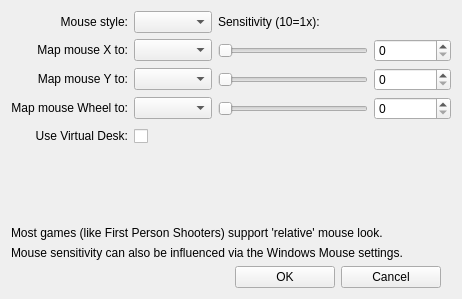
Old version of the form ftnoir_protocol_mouse/ftnoir_mousecontrols.ui in the repository opentrack/opentrack.
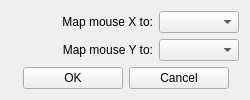
New version of the form. Icons and pictures are not drawn.

Commit message: Fix mouse protocol, remove most of the options for simplicity's sake

The edit to the form file:
```diff
--- a/ftnoir_protocol_mouse/ftnoir_mousecontrols.ui
+++ b/ftnoir_protocol_mouse/ftnoir_mousecontrols.ui
@@ -6,8 +6,8 @@
    <rect>
     <x>0</x>
     <y>0</y>
-    <width>462</width>
-    <height>299</height>
+    <width>250</width>
+    <height>99</height>
    </rect>
   </property>
   <property name="windowTitle">
@@ -26,27 +26,8 @@
   <layout class="QVBoxLayout" name="_vertical_layout">
    <item>
     <layout class="QGridLayout" name="gridLayout">
-     <item row="0" column="0">
-      <widget class="QLabel" name="textLabel2">
-       <property name="sizePolicy">
-        <sizepolicy hsizetype="Minimum" vsizetype="Fixed">
-         <horstretch>0</horstretch>
-         <verstretch>0</verstretch>
-        </sizepolicy>
-       </property>
-       <property name="text">
-        <string>Mouse style:</string>
-       </property>
-       <property name="alignment">
-        <set>Qt::AlignRight|Qt::AlignTrailing|Qt::AlignVCenter</set>
-       </property>
-       <property name="wordWrap">
-        <bool>false</bool>
-       </property>
-      </widget>
-     </item>
-     <item row="0" column="1">
-      <widget class="QComboBox" name="cbxSelectMouseStyle">
+     <item row="1" column="1">
+      <widget class="QComboBox" name="cbxSelectMouse_Y">
        <property name="maximumSize">
         <size>
          <width>80</width>
@@ -62,6 +43,25 @@
       </widget>
      </item>
      <item row="1" column="0">
+      <widget class="QLabel" name="textLabel2_3">
+       <property name="sizePolicy">
+        <sizepolicy hsizetype="Minimum" vsizetype="Fixed">
+         <horstretch>0</horstretch>
+         <verstretch>0</verstretch>
+        </sizepolicy>
+       </property>
+       <property name="text">
+        <string>Map mouse Y to:</string>
+       </property>
+       <property name="alignment">
+        <set>Qt::AlignRight|Qt::AlignTrailing|Qt::AlignVCenter</set>
+       </property>
+       <property name="wordWrap">
+        <bool>false</bool>
+       </property>
+      </widget>
+     </item>
+     <item row="0" column="0">
       <widget class="QLabel" name="textLabel2_2">
        <property name="sizePolicy">
         <sizepolicy hsizetype="Minimum" vsizetype="Fixed">
@@ -80,7 +80,7 @@
        </property>
       </widget>
      </item>
-     <item row="1" column="1">
+     <item row="0" column="1">
       <widget class="QComboBox" name="cbxSelectMouse_X">
        <property name="maximumSize">
         <size>
@@ -96,219 +96,6 @@
        </property>
       </widget>
      </item>
-     <item row="2" column="0">
-      <widget class="QLabel" name="textLabel2_3">
-       <property name="sizePolicy">
-        <sizepolicy hsizetype="Minimum" vsizetype="Fixed">
-         <horstretch>0</horstretch>
-         <verstretch>0</verstretch>
-        </sizepolicy>
-       </property>
-       <property name="text">
-        <string>Map mouse Y to:</string>
-       </property>
-       <property name="alignment">
-        <set>Qt::AlignRight|Qt::AlignTrailing|Qt::AlignVCenter</set>
-       </property>
-       <property name="wordWrap">
-        <bool>false</bool>
-       </property>
-      </widget>
-     </item>
-     <item row="3" column="0">
-      <widget class="QLabel" name="textLabel2_4">
-       <property name="sizePolicy">
-        <sizepolicy hsizetype="Minimum" vsizetype="Fixed">
-         <horstretch>0</horstretch>
-         <verstretch>0</verstretch>
-        </sizepolicy>
-       </property>
-       <property name="text">
-        <string>Map mouse Wheel to:</string>
-       </property>
-       <property name="alignment">
-        <set>Qt::AlignRight|Qt::AlignTrailing|Qt::AlignVCenter</set>
-       </property>
-       <property name="wordWrap">
-        <bool>false</bool>
-       </property>
-      </widget>
-     </item>
-     <item row="2" column="1">
-      <widget class="QComboBox" name="cbxSelectMouse_Y">
-       <property name="maximumSize">
-        <size>
-         <width>80</width>
-         <height>16777215</height>
-        </size>
-       </property>
-       <property name="toolTip">
-        <string>Select Number</string>
-       </property>
-       <property name="insertPolicy">
-        <enum>QComboBox::InsertAlphabetically</enum>
-       </property>
-      </widget>
-     </item>
-     <item row="3" column="1">
-      <widget class="QComboBox" name="cbxSelectMouse_Wheel">
-       <property name="maximumSize">
-        <size>
-         <width>80</width>
-         <height>16777215</height>
-        </size>
-       </property>
-       <property name="toolTip">
-        <string>Select Number</string>
-       </property>
-       <property name="insertPolicy">
-        <enum>QComboBox::InsertAlphabetically</enum>
-       </property>
-      </widget>
-     </item>
-     <item row="1" column="2">
-      <widget class="QSlider" name="slideSensX">
-       <property name="maximumSize">
-        <size>
-         <width>150</width>
-         <height>16777215</height>
-        </size>
-       </property>
-       <property name="maximum">
-        <number>50</number>
-       </property>
-       <property name="orientation">
-        <enum>Qt::Horizontal</enum>
-       </property>
-      </widget>
-     </item>
-     <item row="2" column="2">
-      <widget class="QSlider" name="slideSensY">
-       <property name="maximumSize">
-        <size>
-         <width>150</width>
-         <height>16777215</height>
-        </size>
-       </property>
-       <property name="maximum">
-        <number>50</number>
-       </property>
-       <property name="orientation">
-        <enum>Qt::Horizontal</enum>
-       </property>
-      </widget>
-     </item>
-     <item row="3" column="2">
-      <widget class="QSlider" name="slideSensWheel">
-       <property name="maximumSize">
-        <size>
-         <width>150</width>
-         <height>16777215</height>
-        </size>
-       </property>
-       <property name="maximum">
-        <number>50</number>
-       </property>
-       <property name="orientation">
-        <enum>Qt::Horizontal</enum>
-       </property>
-      </widget>
-     </item>
-     <item row="0" column="2">
-      <widget class="QLabel" name="label">
-       <property name="text">
-        <string>Sensitivity (10=1x):</string>
-       </property>
-      </widget>
-     </item>
-     <item row="1" column="3">
-      <widget class="QSpinBox" name="spinSensX">
-       <property name="maximum">
-        <number>50</number>
-       </property>
-      </widget>
-     </item>
-     <item row="2" column="3">
-      <widget class="QSpinBox" name="spinSensY">
-       <property name="maximum">
-        <number>50</number>
-       </property>
-      </widget>
-     </item>
-     <item row="3" column="3">
-      <widget class="QSpinBox" name="spinSensWheel">
-       <property name="maximum">
-        <number>50</number>
-       </property>
-      </widget>
-     </item>
-     <item row="4" column="0">
-      <widget class="QLabel" name="textLabel2_5">
-       <property name="sizePolicy">
-        <sizepolicy hsizetype="Minimum" vsizetype="Fixed">
-         <horstretch>0</horstretch>
-         <verstretch>0</verstretch>
-        </sizepolicy>
-       </property>
-       <property name="text">
-        <string>Use Virtual Desk:</string>
-       </property>
-       <property name="alignment">
-        <set>Qt::AlignRight|Qt::AlignTrailing|Qt::AlignVCenter</set>
-       </property>
-       <property name="wordWrap">
-        <bool>false</bool>
-       </property>
-      </widget>
-     </item>
-     <item row="4" column="1">
-      <widget class="QCheckBox" name="chkUseVirtualDesk">
-       <property name="minimumSize">
-        <size>
-         <width>0</width>
-         <height>20</height>
-        </size>
-       </property>
-       <property name="text">
-        <string/>
-       </property>
-      </widget>
-     </item>
-    </layout>
-   </item>
-   <item>
-    <spacer name="verticalSpacer">
-     <property name="orientation">
-      <enum>Qt::Vertical</enum>
-     </property>
-     <property name="sizeHint" stdset="0">
-      <size>
-       <width>20</width>
-       <height>40</height>
-      </size>
-     </property>
-    </spacer>
-   </item>
-   <item>
-    <layout class="QHBoxLayout" name="horizontalLayout_3">
-     <item>
-      <widget class="QLabel" name="label_2">
-       <property name="text">
-        <string>Most games (like First Person Shooters) support 'relative' mouse look.</string>
-       </property>
-      </widget>
-     </item>
-    </layout>
-   </item>
-   <item>
-    <layout class="QHBoxLayout" name="horizontalLayout_4">
-     <item>
-      <widget class="QLabel" name="label_3">
-       <property name="text">
-        <string>Mouse sensitivity can also be influenced via the Windows Mouse settings.</string>
-       </property>
-      </widget>
-     </item>
     </layout>
    </item>
    <item>
```
Left out of the diff: 105 changed lines with no effect on the pictures. The commit also changes 3 other files.
